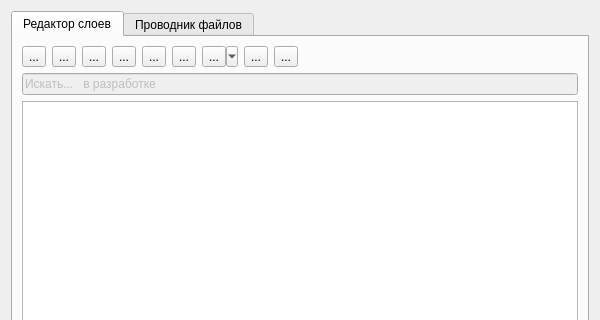
Above: UI/Home/LayerExplorerWidget.ui from Codbrain1/QSpace before the change; both pictures show x 0 to 600 and y 0 to 320 of the 600 by 671 pixel window. Below: the same form after it.
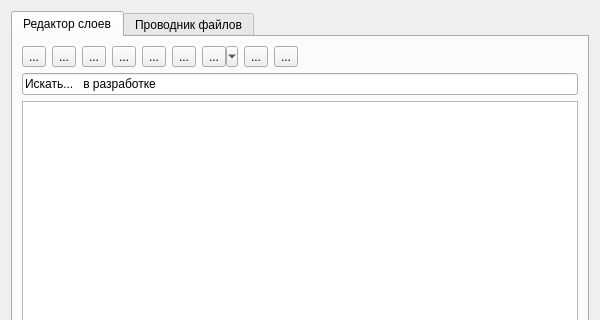
That is the form after the change. Icons and pictures are not drawn.

Diff of the .ui file:
```diff
--- a/UI/Home/LayerExplorerWidget.ui
+++ b/UI/Home/LayerExplorerWidget.ui
@@ -233,7 +233,7 @@
        <item>
         <widget class="QLineEdit" name="lineEdit_findLayer">
          <property name="enabled">
-          <bool>false</bool>
+          <bool>true</bool>
          </property>
          <property name="text">
           <string>Искать...   в разработке</string>
```
